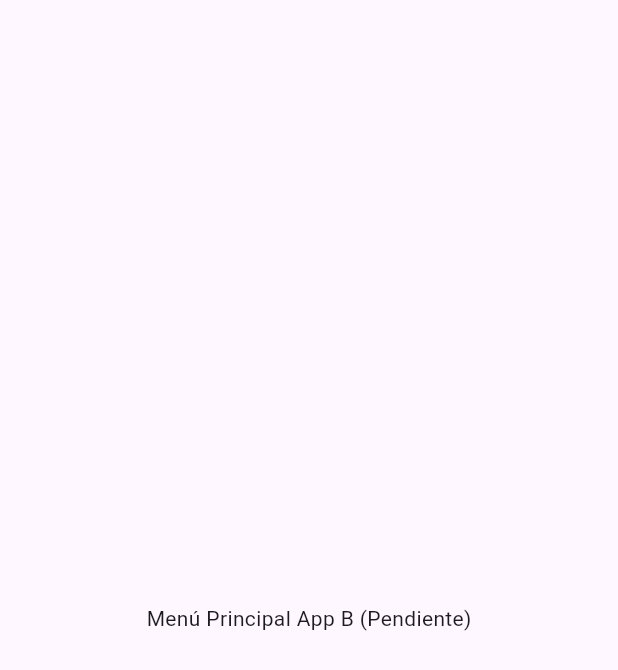
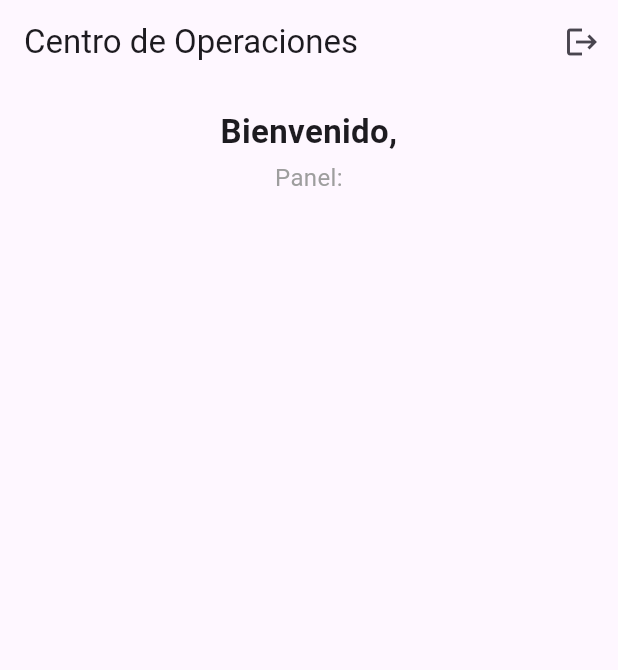
Before and after one commit to crearwebdesign/incidencias_liceo, a Flutter app: the screen it shows once a user with an empty profile is signed in, on a phone screen of 412 x 824 dp. Shown: the top 670 px of the screen. Run offline on Flutter 3.47's test engine with Material 3 defaults, Android fonts, the phone set to English and light mode, and no system bars; our stand-ins replace flutter_dotenv, flutter_riverpod, go_router, supabase_flutter; accounts and stored records are empty; network calls fail.

Commit message:
Seguridadad Aceeso y Menus Nuevos

```diff
--- a/lib/auth/auth_provider.dart
+++ b/lib/auth/auth_provider.dart
@@ -13,28 +13,32 @@ final authStateProvider = StreamProvider<AuthState>((ref) {
   return ref.read(supabaseProvider).auth.onAuthStateChange;
 });
 
-// 3. El Inspector de Roles (FutureProvider)
-// A diferencia del Stream, un Future es una consulta de un solo viaje a la base de datos.
-final userRoleProvider = FutureProvider<String?>((ref) async {
-  // Primero, le preguntamos a Supabase si hay una sesión activa en el celular
-  final session = ref.read(supabaseProvider).auth.currentSession;
 
-  // Si no hay sesión (usuario deslogueado), devolvemos nulo inmediatamente.
+
+// 3. El Inspector de Perfil (Actualizado para solucionar el Bug de Caché)
+final userProfileProvider = FutureProvider<({String rol, String nombre})?>((ref) async {
+
+  // ¡LA SOLUCIÓN AL BUG!: Usamos ref.watch(authStateProvider) en lugar de ref.read.
+  // Esto obliga a este proveedor a re-ejecutarse automáticamente cada vez que alguien hace login o logout.
+  final authState = ref.watch(authStateProvider);
+  final session = authState.value?.session;
+
   if (session == null) return null;
 
   try {
-    // Si hay sesión, extraemos el 'uuid' y vamos a TU tabla pública de usuarios.
-    // Esto es vital porque en Supabase, 'auth.users' es privada, pero 'public.usuarios'
-    // es donde tienes guardado el 'rol' (docente, director, etc).
+    // Traemos rol, nombres y apellidos desde tu tabla usuarios
     final response = await ref.read(supabaseProvider)
         .from('usuarios')
-        .select('rol')
+        .select('rol, nombres, apellidos')
         .eq('id', session.user.id)
-        .single(); // .single() exige que devuelva 1 sola fila exacta.
+        .single();
 
-    return response['rol'] as String?;
+    final rol = response['rol'] as String;
+    final nombreCompleto = '${response['nombres']} ${response['apellidos']}';
+
+    // Retornamos un "Record" de Dart con ambas variables
+    return (rol: rol, nombre: nombreCompleto);
   } catch (e) {
-    // Programación defensiva: Si falla la red o el usuario no existe en la tabla, lo tratamos como nulo.
     return null;
   }
 });
--- a/lib/main.dart
+++ b/lib/main.dart
@@ -29,6 +29,7 @@ class MyApp extends ConsumerWidget {
 
     return MaterialApp.router(
       title: 'App Utilidades Liceo',
+      debugShowCheckedModeBanner: false,
       theme: ThemeData(primarySwatch: Colors.blue),
       // Le entregamos las llaves del carro al Guardián
       routerConfig: router,
--- a/lib/router/app_router.dart
+++ b/lib/router/app_router.dart
@@ -3,6 +3,8 @@ import 'package:flutter/material.dart';
 import 'package:go_router/go_router.dart';
 import 'package:flutter_riverpod/flutter_riverpod.dart';
 import '../auth/auth_provider.dart';
+import '../screens/login_screen.dart';
+import '../screens/home_screen.dart';
 
 // El Proveedor del Enrutador
 // Al envolver GoRouter en un Provider, le damos el poder de leer otros proveedores (como el vigía de autenticación).
@@ -42,15 +44,11 @@ final routerProvider = Provider<GoRouter>((ref) {
     routes: [
       GoRoute(
         path: '/login',
-        builder: (context, state) => const Scaffold(
-          body: Center(child: Text('Pantalla de Login (Pendiente)')),
-        ),
+        builder: (context, state) => const LoginScreen(),
       ),
       GoRoute(
         path: '/',
-        builder: (context, state) => const Scaffold(
-          body: Center(child: Text('Menú Principal App B (Pendiente)')),
-        ),
+        builder: (context, state) => const HomeScreen(),
       ),
     ],
   );
--- /dev/null
+++ b/lib/screens/home_screen.dart
@@ -0,0 +1,118 @@
+// lib/screens/home_screen.dart
+import 'package:flutter/material.dart';
+import 'package:flutter_riverpod/flutter_riverpod.dart';
+import '../auth/auth_provider.dart';
+
+class HomeScreen extends ConsumerWidget {
+  const HomeScreen({super.key});
+
+  @override
+  Widget build(BuildContext context, WidgetRef ref) {
+    // Escuchamos el NUEVO proveedor de perfil
+    final profileAsyncValue = ref.watch(userProfileProvider);
+
+    return Scaffold(
+      appBar: AppBar(
+        title: const Text('Centro de Operaciones'),
+        actions: [
+          IconButton(
+            icon: const Icon(Icons.logout),
+            tooltip: 'Cerrar Sesión',
+            onPressed: () async {
+              await ref.read(supabaseProvider).auth.signOut();
+            },
+          ),
+        ],
+      ),
+      body: profileAsyncValue.when(
+        loading: () => const Center(child: CircularProgressIndicator()),
+        error: (error, stack) => Center(child: Text('Error al cargar perfil: $error')),
+        data: (perfil) {
+          if (perfil == null) {
+            return const Center(child: Text('Usuario sin perfil asignado. Contacte al administrador.'));
+          }
+
+          // Extraemos los datos del Record de Dart
+          final rol = perfil.rol;
+          final nombre = perfil.nombre;
+
+          return ListView(
+            padding: const EdgeInsets.all(16.0),
+            children: [
+              // ESTOS SON LOS TEXTOS SOLICITADOS
+              Text(
+                'Bienvenido, $nombre',
+                style: const TextStyle(fontSize: 22, fontWeight: FontWeight.bold),
+                textAlign: TextAlign.center,
+              ),
+              const SizedBox(height: 4),
+              Text(
+                'Panel: ${rol.toUpperCase()}',
+                style: const TextStyle(fontSize: 16, color: Colors.grey),
+                textAlign: TextAlign.center,
+              ),
+              const SizedBox(height: 24),
+
+              if (rol == 'docente') ...[
+                _buildActionCard(
+                  context: context,
+                  title: 'Reportar Incidencia',
+                  subtitle: 'Usa IA para registrar faltas de convivencia',
+                  icon: Icons.gavel,
+                  color: Colors.orange,
+                  onTap: () {
+                    debugPrint('Navegando a Incidencias...');
+                  },
+                ),
+                _buildActionCard(
+                  context: context,
+                  title: 'Reservar Espacios',
+                  subtitle: 'Laboratorio, Cancha o Audiovisuales',
+                  icon: Icons.calendar_month,
+                  color: Colors.blue,
+                  onTap: () {},
+                ),
+              ],
+
+              if (rol == 'director' || rol == 'admin') ...[
+                _buildActionCard(
+                  context: context,
+                  title: 'Panel de Incidencias',
+                  subtitle: 'Métricas y auditoría de convivencia',
+                  icon: Icons.analytics,
+                  color: Colors.purple,
+                  onTap: () {},
+                ),
+              ],
+            ],
+          );
+        },
+      ),
+    );
+  }
+
+  Widget _buildActionCard({
+    required BuildContext context,
+    required String title,
+    required String subtitle,
+    required IconData icon,
+    required Color color,
+    required VoidCallback onTap,
+  }) {
+    return Card(
+      elevation: 4,
+      margin: const EdgeInsets.only(bottom: 16),
+      child: ListTile(
+        contentPadding: const EdgeInsets.symmetric(horizontal: 20, vertical: 12),
+        leading: CircleAvatar(
+          backgroundColor: color.withOpacity(0.2),
+          child: Icon(icon, color: color),
+        ),
+        title: Text(title, style: const TextStyle(fontWeight: FontWeight.bold)),
+        subtitle: Text(subtitle),
+        trailing: const Icon(Icons.arrow_forward_ios, size: 16),
+        onTap: onTap,
+      ),
+    );
+  }
+}
```
Also changed, not shown: lib/screens/login_screen.dart (added, +157 -0 lines).
